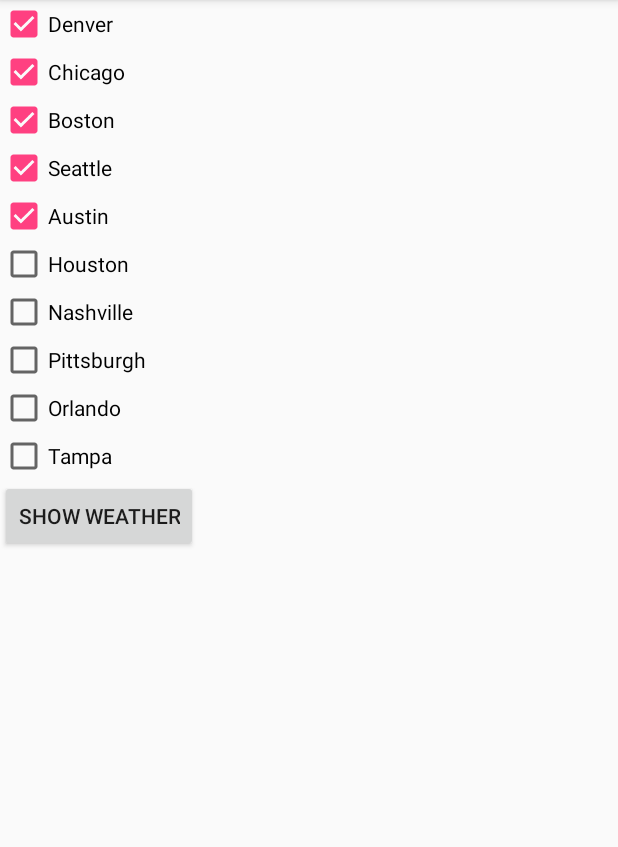
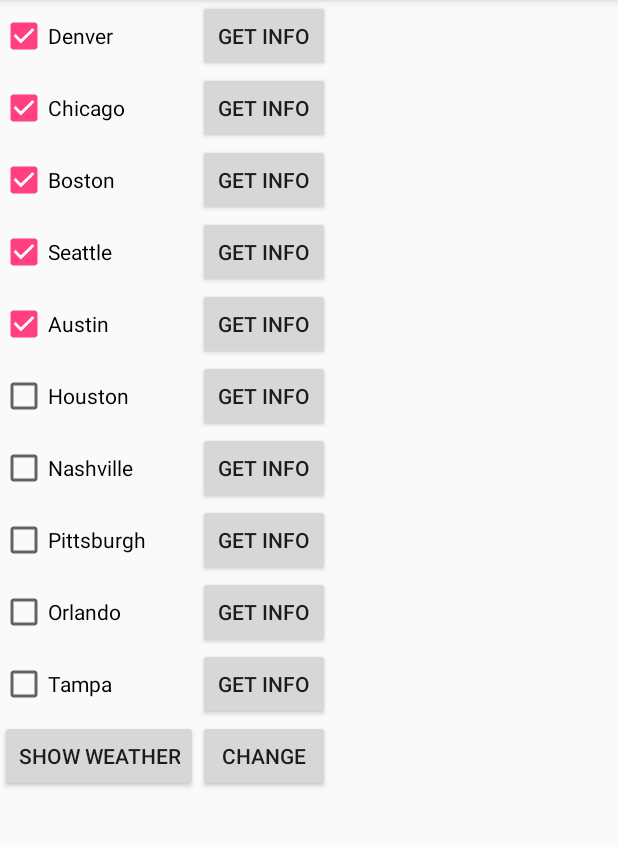
Before and after one commit to pranjalsk/hybrid-android-app, an Android app: the screen it shows after launch (SelectCities), on a phone screen of 412 x 824 dp, the part 84-931 px from its top. Run offline under Robolectric (Android 15) with nearby library versions, the phone set to English and light mode, and no system bars.

Commit message:
new buttons

```diff
--- a/app/src/main/res/layout/activity_select_cities.xml
+++ b/app/src/main/res/layout/activity_select_cities.xml
@@ -1,15 +1,24 @@
 <?xml version="1.0" encoding="utf-8"?>
-<LinearLayout xmlns:android="http://schemas.android.com/apk/res/android"
-    android:layout_width="fill_parent"
-    android:layout_height="fill_parent"
-    android:orientation="vertical" >
-
+<GridLayout xmlns:android="http://schemas.android.com/apk/res/android"
+    xmlns:tools="http://schemas.android.com/tools"
+    android:id="@+id/GridLayout1"
+    android:layout_width="wrap_content"
+    android:layout_height="wrap_content"
+    android:columnCount="2"
+    android:rowCount="2"
+    android:orientation="horizontal">
     <CheckBox
         android:id="@+id/chkDenver"
         android:layout_width="wrap_content"
         android:layout_height="wrap_content"
         android:text="@string/Denver"
         android:checked="true"/>
+
+    <Button
+        android:id="@+id/btnDenver"
+        android:layout_width="wrap_content"
+        android:layout_height="wrap_content"
+        android:text="Get info" />
 
     <CheckBox
         android:id="@+id/chkChicago"
@@ -18,12 +27,24 @@
         android:text="@string/Chicago"
         android:checked="true" />
 
+    <Button
+        android:id="@+id/btnChicago"
+        android:layout_width="wrap_content"
+        android:layout_height="wrap_content"
+        android:text="Get info" />
+
     <CheckBox
         android:id="@+id/chkBoston"
         android:layout_width="wrap_content"
         android:layout_height="wrap_content"
         android:text="@string/Boston"
         android:checked="true"/>
+
+    <Button
+        android:id="@+id/btnBoston"
+        android:layout_width="wrap_content"
+        android:layout_height="wrap_content"
+        android:text="Get info" />
 
     <CheckBox
         android:id="@+id/chkSeattle"
@@ -32,6 +53,12 @@
         android:text="@string/Seattle"
         android:checked="true"/>
 
+    <Button
+        android:id="@+id/btnSeattle"
+        android:layout_width="wrap_content"
+        android:layout_height="wrap_content"
+        android:text="Get info" />
+
     <CheckBox
         android:id="@+id/chkAustin"
         android:layout_width="wrap_content"
@@ -39,11 +66,23 @@
         android:text="@string/Austin"
         android:checked="true"/>
 
+    <Button
+        android:id="@+id/btnAustin"
+        android:layout_width="wrap_content"
+        android:layout_height="wrap_content"
+        android:text="Get info" />
+
     <CheckBox
         android:id="@+id/chkHouston"
         android:layout_width="wrap_content"
         android:layout_height="wrap_content"
         android:text="@string/Houston" />
+
+    <Button
+        android:id="@+id/btnHouston"
+        android:layout_width="wrap_content"
+        android:layout_height="wrap_content"
+        android:text="Get info" />
 
     <CheckBox
         android:id="@+id/chkNashville"
@@ -51,17 +90,35 @@
         android:layout_height="wrap_content"
         android:text="@string/Nashville" />
 
+    <Button
+        android:id="@+id/btnNashville"
+        android:layout_width="wrap_content"
+        android:layout_height="wrap_content"
+        android:text="Get info" />
+
     <CheckBox
         android:id="@+id/chkPittsburgh"
         android:layout_width="wrap_content"
         android:layout_height="wrap_content"
         android:text="@string/Pittsburgh" />
 
+    <Button
+        android:id="@+id/btnPittsburgh"
+        android:layout_width="wrap_content"
+        android:layout_height="wrap_content"
+        android:text="Get info" />
+
     <CheckBox
         android:id="@+id/chkOrlando"
         android:layout_width="wrap_content"
         android:layout_height="wrap_content"
         android:text="@string/Orlando" />
+
+    <Button
+        android:id="@+id/btnOrlando"
+        android:layout_width="wrap_content"
+        android:layout_height="wrap_content"
+        android:text="Get info" />
 
     <CheckBox
         android:id="@+id/chkTampa"
@@ -70,9 +127,21 @@
         android:text="@string/Tampa" />
 
     <Button
+        android:id="@+id/btnTampa"
+        android:layout_width="wrap_content"
+        android:layout_height="wrap_content"
+        android:text="Get info" />
+
+    <Button
         android:id="@+id/showWeather"
         android:layout_width="wrap_content"
         android:layout_height="wrap_content"
         android:text="Show Weather" />
 
-</LinearLayout>
+    <Button
+        android:id="@+id/change"
+        android:layout_width="wrap_content"
+        android:layout_height="wrap_content"
+        android:text="Change" />
+
+</GridLayout>
```
